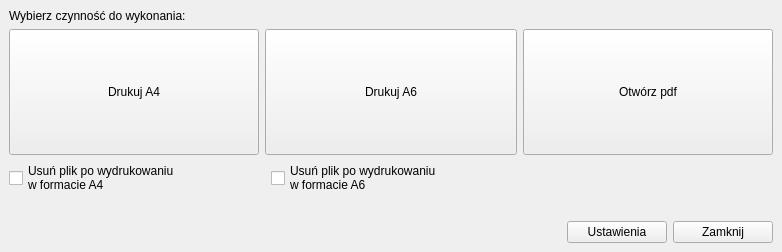
Old version of the form mainwindow.ui in the repository MarDom92/PrintMar.
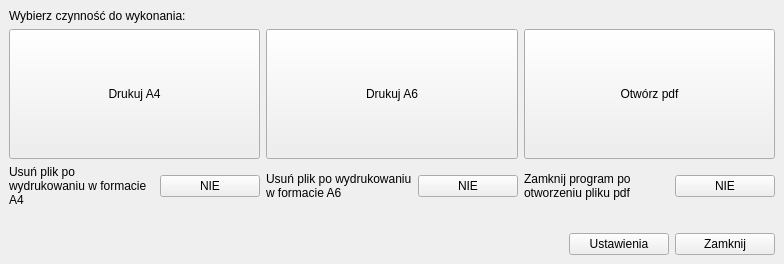
New version of the form. Icons and pictures are not drawn.

Commit message: refactor and replace checkbox to toogle button

```diff
--- a/mainwindow.ui
+++ b/mainwindow.ui
@@ -6,14 +6,14 @@
    <rect>
     <x>0</x>
     <y>0</y>
-    <width>782</width>
-    <height>252</height>
+    <width>784</width>
+    <height>264</height>
    </rect>
   </property>
   <property name="minimumSize">
    <size>
-    <width>782</width>
-    <height>252</height>
+    <width>784</width>
+    <height>264</height>
    </size>
   </property>
   <property name="acceptDrops">
@@ -33,7 +33,7 @@
     </item>
     <item>
      <layout class="QGridLayout" name="gridLayout">
-      <item row="0" column="0">
+      <item row="0" column="0" colspan="2">
        <widget class="QPushButton" name="pushButton_print_A4">
         <property name="sizePolicy">
          <sizepolicy hsizetype="Expanding" vsizetype="Expanding">
@@ -65,7 +65,7 @@
         </property>
        </widget>
       </item>
-      <item row="0" column="1" colspan="3">
+      <item row="0" column="2" colspan="2">
        <widget class="QPushButton" name="pushButton_print_A6">
         <property name="sizePolicy">
          <sizepolicy hsizetype="Expanding" vsizetype="Expanding">
@@ -97,7 +97,7 @@
         </property>
        </widget>
       </item>
-      <item row="0" column="4">
+      <item row="0" column="4" colspan="2">
        <widget class="QPushButton" name="pushButton_open_pdf">
         <property name="sizePolicy">
          <sizepolicy hsizetype="Expanding" vsizetype="Expanding">
@@ -132,46 +132,119 @@
         </property>
        </widget>
       </item>
-      <item row="1" column="0" colspan="2">
-       <widget class="QCheckBox" name="checkBox_to_remove_A4">
-        <property name="sizePolicy">
-         <sizepolicy hsizetype="Expanding" vsizetype="Fixed">
-          <horstretch>0</horstretch>
-          <verstretch>0</verstretch>
-         </sizepolicy>
+      <item row="1" column="0">
+       <widget class="QLabel" name="label_to_remove_A4">
+        <property name="text">
+         <string>Usuń plik po wydrukowaniu w formacie A4</string>
         </property>
+        <property name="wordWrap">
+         <bool>true</bool>
+        </property>
+       </widget>
+      </item>
+      <item row="1" column="1">
+       <widget class="QPushButton" name="pushButton_to_remove_A4">
+        <property name="minimumSize">
+         <size>
+          <width>100</width>
+          <height>0</height>
+         </size>
+        </property>
+        <property name="maximumSize">
+         <size>
+          <width>100</width>
+          <height>16777215</height>
+         </size>
+        </property>
+        <property name="baseSize">
+         <size>
+          <width>100</width>
+          <height>0</height>
+         </size>
+        </property>
         <property name="text">
-         <string>Usuń plik po wydrukowaniu
-w formacie A4</string>
+         <string>NIE</string>
+        </property>
+        <property name="checkable">
+         <bool>true</bool>
         </property>
        </widget>
       </item>
       <item row="1" column="2">
-       <widget class="QCheckBox" name="checkBox_to_remove_A6">
-        <property name="sizePolicy">
-         <sizepolicy hsizetype="Expanding" vsizetype="Fixed">
-          <horstretch>0</horstretch>
-          <verstretch>0</verstretch>
-         </sizepolicy>
+       <widget class="QLabel" name="label_to_remove_A6">
+        <property name="text">
+         <string>Usuń plik po wydrukowaniu w formacie A6</string>
         </property>
+        <property name="wordWrap">
+         <bool>true</bool>
+        </property>
+       </widget>
+      </item>
+      <item row="1" column="3">
+       <widget class="QPushButton" name="pushButton_to_remove_A6">
+        <property name="minimumSize">
+         <size>
+          <width>100</width>
+          <height>0</height>
+         </size>
+        </property>
+        <property name="maximumSize">
+         <size>
+          <width>100</width>
+          <height>16777215</height>
+         </size>
+        </property>
+        <property name="baseSize">
+         <size>
+          <width>100</width>
+          <height>0</height>
+         </size>
+        </property>
         <property name="text">
-         <string>Usuń plik po wydrukowaniu
-w formacie A6</string>
+         <string>NIE</string>
         </property>
+        <property name="checkable">
+         <bool>true</bool>
+        </property>
        </widget>
       </item>
-      <item row="1" column="3" colspan="2">
-       <spacer name="horizontalSpacer">
-        <property name="orientation">
-         <enum>Qt::Horizontal</enum>
+      <item row="1" column="4">
+       <widget class="QLabel" name="label__to_close_app">
+        <property name="text">
+         <string>Zamknij program po otworzeniu pliku pdf</string>
         </property>
-        <property name="sizeHint" stdset="0">
+        <property name="wordWrap">
+         <bool>true</bool>
+        </property>
+       </widget>
+      </item>
+      <item row="1" column="5">
+       <widget class="QPushButton" name="pushButton_to_close_app">
+        <property name="minimumSize">
          <size>
-          <width>40</width>
-          <height>20</height>
+          <width>100</width>
+          <height>0</height>
          </size>
         </property>
-       </spacer>
+        <property name="maximumSize">
+         <size>
+          <width>100</width>
+          <height>16777215</height>
+         </size>
+        </property>
+        <property name="baseSize">
+         <size>
+          <width>100</width>
+          <height>0</height>
+         </size>
+        </property>
+        <property name="text">
+         <string>NIE</string>
+        </property>
+        <property name="checkable">
+         <bool>true</bool>
+        </property>
+       </widget>
       </item>
      </layout>
     </item>
```
The commit also changes 3 other files.
